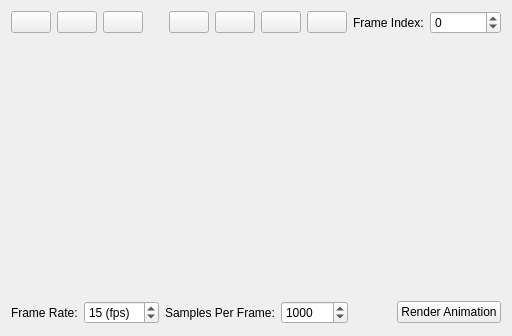
nagyistoce/voxrender, file Source/VoxRender/Interface/animatewidget.ui: the form before one commit.
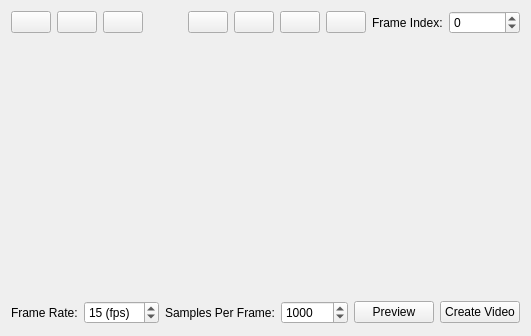
The form after the commit. Icons and pictures are not drawn.

Commit message: - worked on better volume histogram generator in volt library - worked on libav video encoder/decoder - worked on video rendering mode - minor bugfix in VolumeScatterRenderer

Diff of the .ui file:
```diff
--- a/Source/VoxRender/Interface/animatewidget.ui
+++ b/Source/VoxRender/Interface/animatewidget.ui
@@ -253,10 +253,17 @@
        </property>
       </spacer>
      </item>
+     <item>
+      <widget class="QPushButton" name="pushButton_preview">
+       <property name="text">
+        <string>Preview</string>
+       </property>
+      </widget>
+     </item>
      <item>
       <widget class="QPushButton" name="pushButton_render">
        <property name="text">
-        <string>Render Animation</string>
+        <string>Create Video</string>
        </property>
       </widget>
      </item>
```
The commit also changes 21 other files.
